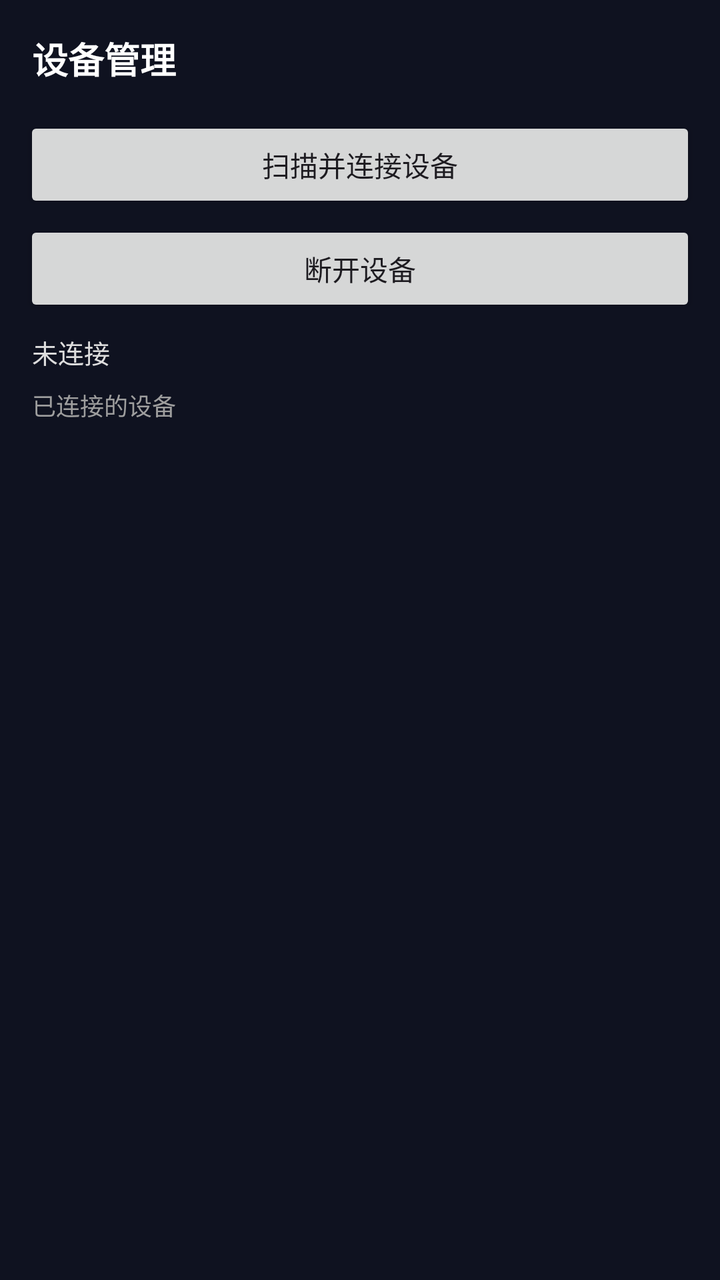
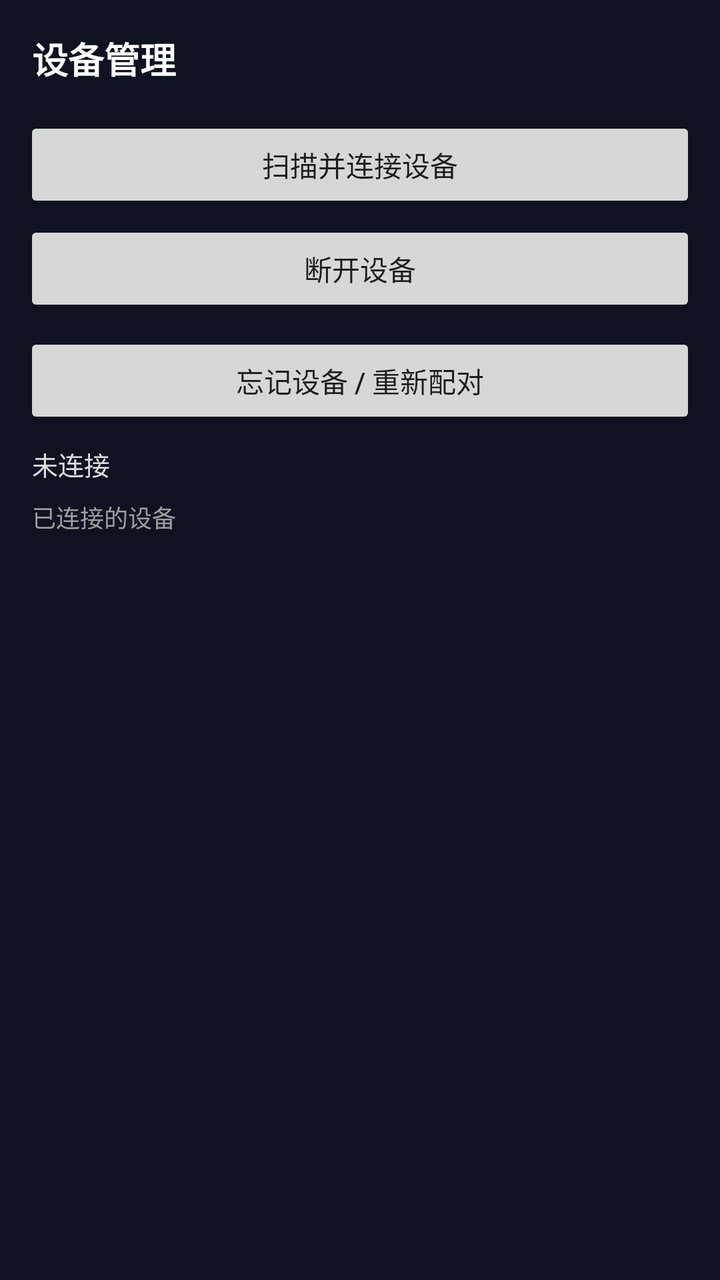

Before-and-after screenshots of an Android layout around one commit, followed by the original layout XML and the change that was made.
<!-- AndroidManifest.xml: application theme Theme.VoiceBridge -->
<!-- res/layout/fragment_devices.xml -->
<?xml version="1.0" encoding="utf-8"?>
<LinearLayout xmlns:android="http://schemas.android.com/apk/res/android"
    android:layout_width="match_parent"
    android:layout_height="match_parent"
    android:orientation="vertical"
    android:background="#0F1220">

    <TextView
        android:id="@+id/devicesTitle"
        android:layout_width="match_parent"
        android:layout_height="wrap_content"
        android:text="设备管理"
        android:textSize="18sp"
        android:textStyle="bold"
        android:textColor="#FFFFFF"
        android:padding="16dp" />

    <Button
        android:id="@+id/btnScan"
        android:layout_width="match_parent"
        android:layout_height="wrap_content"
        android:text="扫描并连接设备"
        android:layout_marginHorizontal="12dp"
        android:layout_marginBottom="4dp" />

    <Button
        android:id="@+id/btnDisconnect"
        android:layout_width="match_parent"
        android:layout_height="wrap_content"
        android:text="断开设备"
        android:layout_marginHorizontal="12dp"
        android:layout_marginBottom="8dp" />

    <TextView
        android:id="@+id/deviceStatusText"
        android:layout_width="match_parent"
        android:layout_height="wrap_content"
        android:text="未连接"
        android:textSize="13sp"
        android:textColor="#DDDDDD"
        android:paddingHorizontal="16dp"
        android:paddingBottom="8dp" />

    
    <TextView
        android:layout_width="match_parent"
        android:layout_height="wrap_content"
        android:text="已连接的设备"
        android:textSize="12sp"
        android:textColor="#9E9E9E"
        android:paddingHorizontal="16dp"
        android:paddingBottom="4dp" />

    <androidx.recyclerview.widget.RecyclerView
        android:id="@+id/deviceList"
        android:layout_width="match_parent"
        android:layout_height="0dp"
        android:layout_weight="1"
        android:paddingHorizontal="8dp" />
</LinearLayout>
<!-- resources referenced by this layout -->
<resources>
  <style name="Theme.VoiceBridge" parent="Theme.Material3.DayNight.NoActionBar" />
</resources>

<!-- the commit's change to res/layout/fragment_devices.xml (unified diff, before → after) -->
@@ -31,6 +31,14 @@
         android:layout_marginHorizontal="12dp"
         android:layout_marginBottom="8dp" />
 
+    <Button
+        android:id="@+id/btnForget"
+        android:layout_width="match_parent"
+        android:layout_height="wrap_content"
+        android:text="忘记设备 / 重新配对"
+        android:layout_marginHorizontal="12dp"
+        android:layout_marginBottom="8dp" />
+
     <TextView
         android:id="@+id/deviceStatusText"
         android:layout_width="match_parent"
